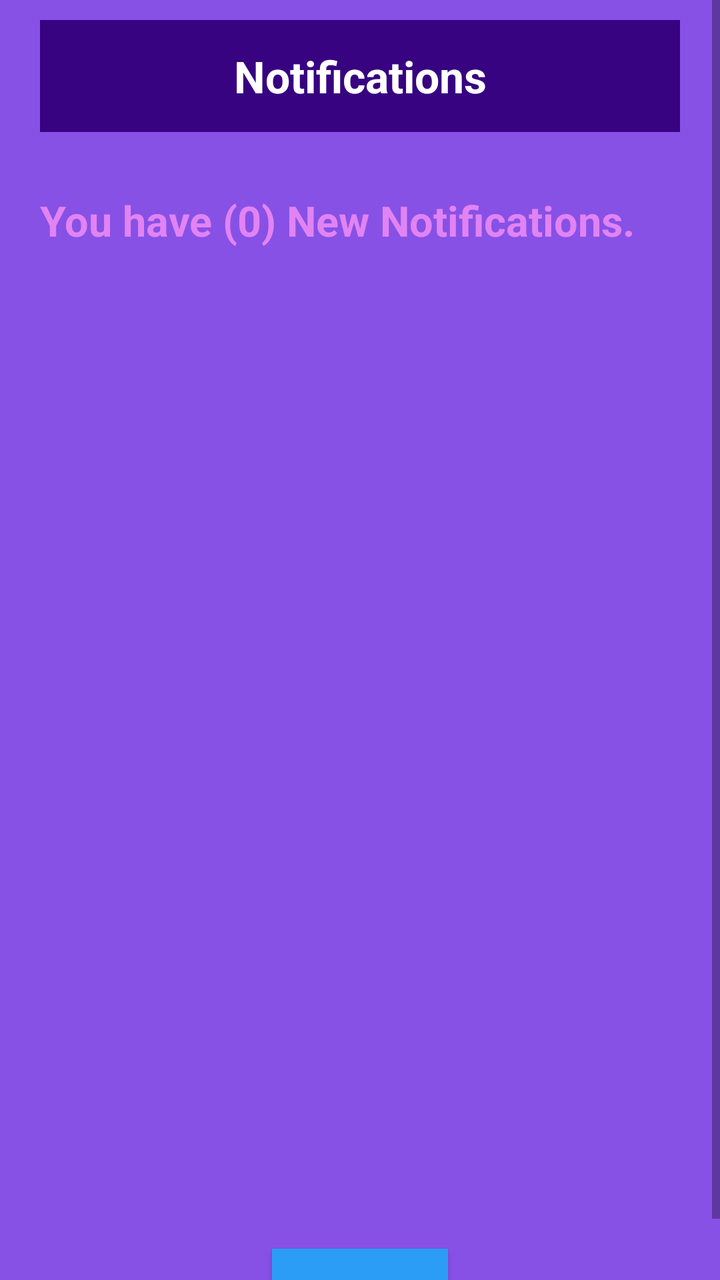
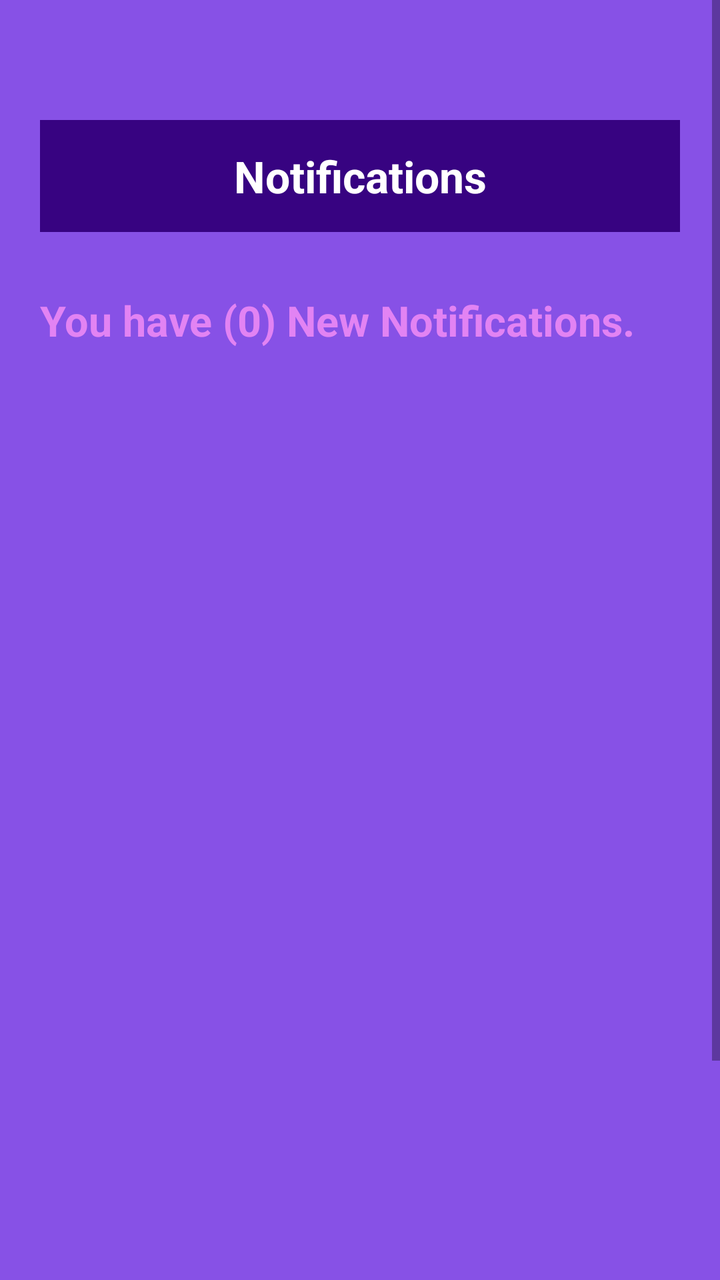

Compare the two renders of this Android layout. The source of the first and the diff that turns it into the second are given below.
<!-- AndroidManifest.xml: application theme Theme.FinanceFit -->
<!-- res/layout/activity_notification.xml -->
<?xml version="1.0" encoding="utf-8"?>
<ScrollView xmlns:android="http://schemas.android.com/apk/res/android"
    xmlns:app="http://schemas.android.com/apk/res-auto"
    xmlns:tools="http://schemas.android.com/tools"
    android:layout_width="match_parent"
    android:layout_height="match_parent"
    android:background="#8751E6">
    <LinearLayout
        android:layout_width="match_parent"
        android:layout_height="match_parent"
        android:paddingRight="20sp"
        android:paddingLeft="20sp"
        android:background="#8751E6"
        android:paddingTop="10sp"
        android:orientation="vertical"
        tools:context=".Notification">


        <RelativeLayout
            android:layout_width="match_parent"
            android:layout_height="?actionBarSize"
            android:background="#370381"
            android:id="@+id/ToolbarDash">

            <TextView
                android:layout_width="match_parent"
                android:layout_height="wrap_content"
                android:textSize="22sp"
                android:textStyle="bold"
                android:textColor="#fff"
                android:text="Notifications"
                android:textAlignment="center"
                android:layout_centerVertical="true"/>
        </RelativeLayout>

        <TextView
            android:layout_width="wrap_content"
            android:layout_height="wrap_content"
            android:layout_marginTop="30sp"
            android:text="You have (0) New Notifications."
            android:textColor="#E283F3"
            android:textSize="21sp"
            android:textStyle="bold"/>

        <androidx.appcompat.widget.AppCompatButton
            android:layout_width="wrap_content"
            android:layout_height="wrap_content"
            android:layout_marginTop="500sp"
            android:text="BACK"
            android:textColor="#fff"
            android:textSize="20sp"
            android:layout_gravity="center"
            android:textStyle="bold"
            android:background="#2C9DF6"
            android:id="@+id/btnBack"/>

    </LinearLayout>

</ScrollView>
<!-- resources referenced by this layout -->
<resources>
  <style name="Theme.FinanceFit" parent="Theme.MaterialComponents.DayNight.NoActionBar">
          
          <item name="colorPrimary">@color/purple_500</item>
          <item name="colorPrimaryVariant">@color/purple_700</item>
          <item name="colorOnPrimary">@color/white</item>
          
          <item name="colorSecondary">@color/teal_200</item>
          <item name="colorSecondaryVariant">@color/teal_700</item>
          <item name="colorOnSecondary">@color/black</item>
          
          <item name="android:statusBarColor">#130041</item>
  
          
      </style>
  <color name="purple_500">#FF6200EE</color>
  <color name="purple_700">#FF3700B3</color>
  <color name="white">#FFFFFFFF</color>
  <color name="teal_200">#FF03DAC5</color>
  <color name="teal_700">#FF018786</color>
  <color name="black">#FF000000</color>
</resources>

<!-- the commit's change to res/layout/activity_notification.xml (unified diff, before → after) -->
@@ -20,6 +20,7 @@
             android:layout_width="match_parent"
             android:layout_height="?actionBarSize"
             android:background="#370381"
+            android:layout_marginTop="50sp"
             android:id="@+id/ToolbarDash">
 
             <TextView
@@ -45,7 +46,7 @@
         <androidx.appcompat.widget.AppCompatButton
             android:layout_width="wrap_content"
             android:layout_height="wrap_content"
-            android:layout_marginTop="500sp"
+            android:layout_marginTop="550sp"
             android:text="BACK"
             android:textColor="#fff"
             android:textSize="20sp"
